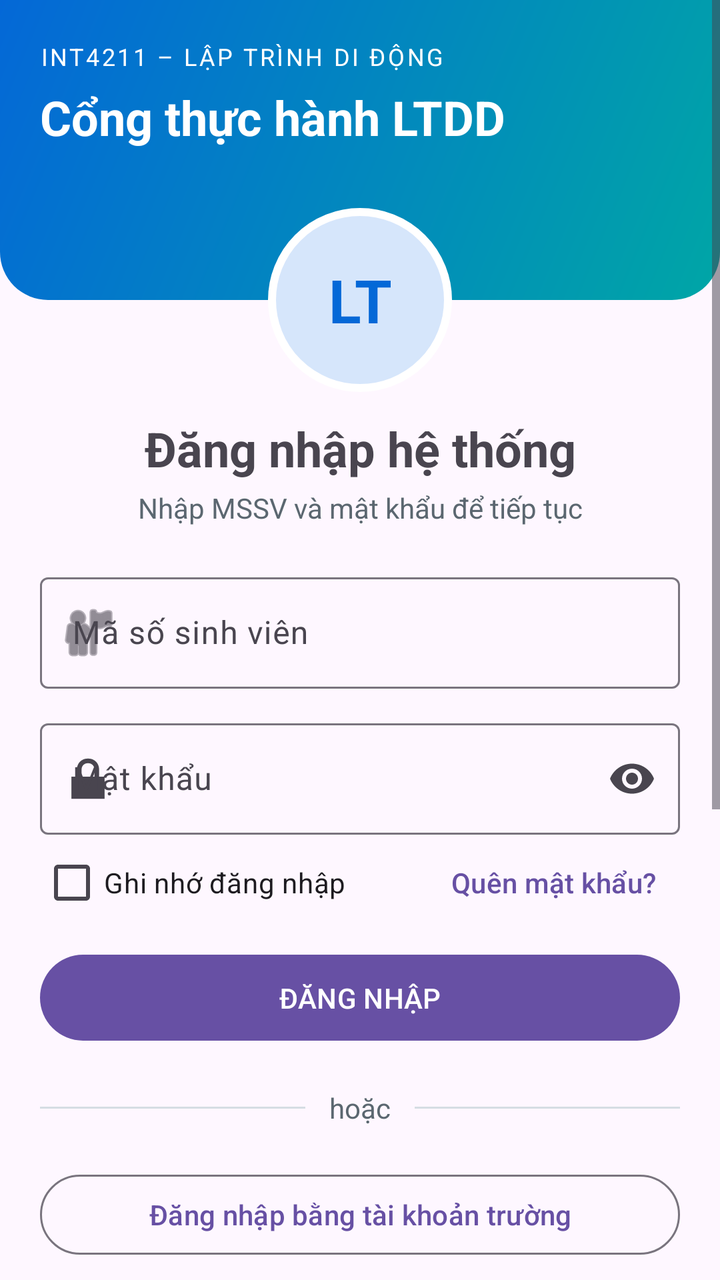
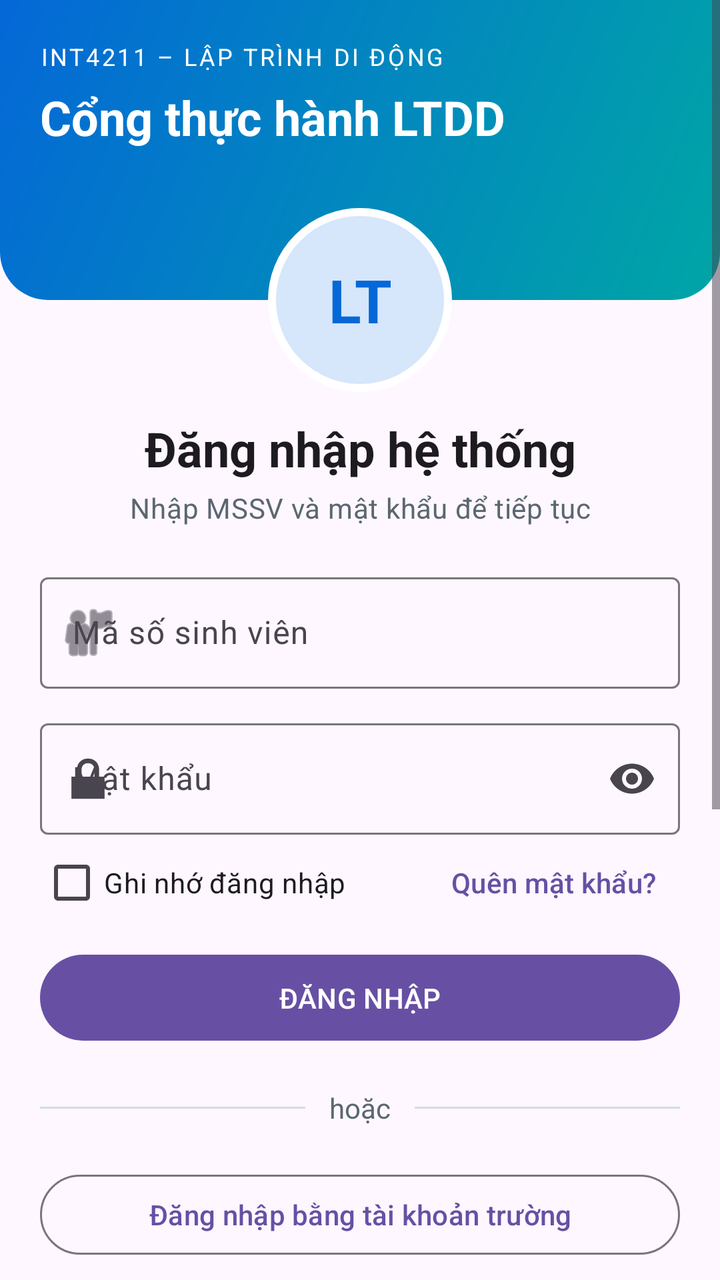

The first picture is an Android layout as it rendered before a commit; the second is the same layout after the commit. The layout source and the unified diff follow.
<!-- AndroidManifest.xml: application theme Theme.A3_241A010102 -->
<!-- res/layout/activity_main.xml -->
<?xml version="1.0" encoding="utf-8"?>
<ScrollView xmlns:android="http://schemas.android.com/apk/res/android"
    xmlns:app="http://schemas.android.com/apk/res-auto"
    android:id="@+id/main"
    android:layout_width="match_parent"
    android:layout_height="match_parent"
    android:fillViewport="true">

    <LinearLayout
        android:layout_width="match_parent"
        android:layout_height="wrap_content"
        android:orientation="vertical">

        
        <FrameLayout
            android:layout_width="match_parent"
            android:layout_height="196dp">

            <LinearLayout
                android:layout_width="match_parent"
                android:layout_height="150dp"
                android:background="@drawable/bg_header"
                android:orientation="vertical"
                android:padding="@dimen/space_lg">

                <TextView
                    android:layout_width="wrap_content"
                    android:layout_height="wrap_content"
                    android:letterSpacing="0.1"
                    android:text="@string/header_kicker"
                    android:textColor="@color/on_primary"
                    android:textSize="12sp" />

                <TextView
                    android:layout_width="wrap_content"
                    android:layout_height="wrap_content"
                    android:layout_marginTop="6dp"
                    android:text="@string/header_title"
                    android:textColor="@color/on_primary"
                    android:textSize="24sp"
                    android:textStyle="bold" />
            </LinearLayout>

            <TextView
                android:id="@+id/tvAvatar"
                android:layout_width="92dp"
                android:layout_height="92dp"
                android:layout_gravity="bottom|center_horizontal"
                android:background="@drawable/bg_avatar"
                android:gravity="center"
                android:text="@string/avatar_text"
                android:textColor="@color/primary"
                android:textSize="30sp"
                android:textStyle="bold" />
        </FrameLayout>

        
        <LinearLayout
            android:layout_width="match_parent"
            android:layout_height="wrap_content"
            android:orientation="vertical"
            android:paddingStart="@dimen/space_lg"
            android:paddingTop="@dimen/space_md"
            android:paddingEnd="@dimen/space_lg"
            android:paddingBottom="@dimen/space_xl">

            <TextView
                android:layout_width="match_parent"
                android:layout_height="wrap_content"
                android:gravity="center"
                android:text="@string/login_title"
                android:textSize="24sp"
                android:textStyle="bold" />

            <TextView
                android:layout_width="match_parent"
                android:layout_height="wrap_content"
                android:layout_marginTop="4dp"
                android:gravity="center"
                android:text="@string/login_subtitle"
                android:textColor="@color/muted"
                android:textSize="14sp" />

            <com.google.android.material.textfield.TextInputLayout
                android:layout_width="match_parent"
                android:layout_height="wrap_content"
                android:layout_marginTop="@dimen/space_lg"
                android:hint="@string/hint_student_id"
                app:startIconDrawable="@android:drawable/ic_menu_myplaces"
                style="@style/Widget.Material3.TextInputLayout.OutlinedBox">

                <com.google.android.material.textfield.TextInputEditText
                    android:id="@+id/edtStudentId"
                    android:layout_width="match_parent"
                    android:layout_height="wrap_content"
                    android:inputType="number" />
            </com.google.android.material.textfield.TextInputLayout>

            <com.google.android.material.textfield.TextInputLayout
                android:layout_width="match_parent"
                android:layout_height="wrap_content"
                android:layout_marginTop="@dimen/space_md"
                android:hint="@string/hint_password"
                app:endIconMode="password_toggle"
                app:startIconDrawable="@android:drawable/ic_lock_lock"
                style="@style/Widget.Material3.TextInputLayout.OutlinedBox">

                <com.google.android.material.textfield.TextInputEditText
                    android:id="@+id/edtPassword"
                    android:layout_width="match_parent"
                    android:layout_height="wrap_content"
                    android:inputType="textPassword" />
            </com.google.android.material.textfield.TextInputLayout>

            
            <LinearLayout
                android:layout_width="match_parent"
                android:layout_height="wrap_content"
                android:gravity="center_vertical"
                android:orientation="horizontal">

                <CheckBox
                    android:id="@+id/cbRemember"
                    android:layout_width="wrap_content"
                    android:layout_height="wrap_content"
                    android:text="@string/remember_me" />

                <Space
                    android:layout_width="0dp"
                    android:layout_height="1dp"
                    android:layout_weight="1" />

                <Button
                    android:id="@+id/btnForgot"
                    style="@style/Widget.Material3.Button.TextButton"
                    android:layout_width="wrap_content"
                    android:layout_height="wrap_content"
                    android:text="@string/forgot_password" />
            </LinearLayout>

            <Button
                android:id="@+id/btnLogin"
                android:layout_width="match_parent"
                android:layout_height="wrap_content"
                android:layout_marginTop="@dimen/space_sm"
                android:paddingTop="12dp"
                android:paddingBottom="12dp"
                android:text="@string/login" />

            
            <LinearLayout
                android:layout_width="match_parent"
                android:layout_height="wrap_content"
                android:layout_marginTop="@dimen/space_lg"
                android:gravity="center_vertical"
                android:orientation="horizontal">

                <View
                    android:layout_width="0dp"
                    android:layout_height="1dp"
                    android:layout_weight="1"
                    android:background="@color/divider" />

                <TextView
                    android:layout_width="wrap_content"
                    android:layout_height="wrap_content"
                    android:paddingStart="12dp"
                    android:paddingEnd="12dp"
                    android:text="@string/or"
                    android:textColor="@color/muted" />

                <View
                    android:layout_width="0dp"
                    android:layout_height="1dp"
                    android:layout_weight="1"
                    android:background="@color/divider" />
            </LinearLayout>

            <Button
                android:id="@+id/btnSchoolLogin"
                style="@style/Widget.Material3.Button.OutlinedButton"
                android:layout_width="match_parent"
                android:layout_height="wrap_content"
                android:layout_marginTop="@dimen/space_lg"
                android:text="@string/login_school" />

            <LinearLayout
                android:layout_width="match_parent"
                android:layout_height="wrap_content"
                android:gravity="center"
                android:orientation="horizontal">

                <TextView
                    android:layout_width="wrap_content"
                    android:layout_height="wrap_content"
                    android:text="@string/no_account" />

                <Button
                    android:id="@+id/btnRegister"
                    style="@style/Widget.Material3.Button.TextButton"
                    android:layout_width="wrap_content"
                    android:layout_height="wrap_content"
                    android:text="@string/register" />
            </LinearLayout>

            
            <include
                android:id="@+id/cardProfile"
                layout="@layout/view_profile_card"
                android:layout_width="match_parent"
                android:layout_height="wrap_content" />

            <Button
                android:id="@+id/btnConstraintDemo"
                style="@style/Widget.Material3.Button.TextButton"
                android:layout_width="match_parent"
                android:layout_height="wrap_content"
                android:layout_marginTop="@dimen/space_md"
                android:text="@string/open_constraint" />
        </LinearLayout>
    </LinearLayout>
</ScrollView>
<!-- res/layout/view_profile_card.xml (included above) -->
<?xml version="1.0" encoding="utf-8"?>
<com.google.android.material.card.MaterialCardView
    xmlns:android="http://schemas.android.com/apk/res/android"
    xmlns:app="http://schemas.android.com/apk/res-auto"
    android:layout_width="match_parent"
    android:layout_height="wrap_content"
    android:layout_marginTop="@dimen/space_lg"
    app:cardCornerRadius="12dp"
    app:cardElevation="2dp">

    <LinearLayout
        android:layout_width="match_parent"
        android:layout_height="wrap_content"
        android:orientation="vertical"
        android:padding="@dimen/space_md">

        <TextView
            android:layout_width="wrap_content"
            android:layout_height="wrap_content"
            android:text="@string/student_name"
            android:textSize="16sp"
            android:textStyle="bold" />

        <TextView
            android:layout_width="wrap_content"
            android:layout_height="wrap_content"
            android:text="@string/student_id_line"
            android:textColor="@color/muted" />

        <View
            android:layout_width="match_parent"
            android:layout_height="1dp"
            android:layout_marginTop="@dimen/space_md"
            android:layout_marginBottom="@dimen/space_md"
            android:background="@color/divider" />

        <TextView
            android:layout_width="wrap_content"
            android:layout_height="wrap_content"
            android:drawablePadding="12dp"
            android:gravity="center_vertical"
            android:text="@string/class_line"
            app:drawableStartCompat="@android:drawable/ic_menu_agenda" />

        <TextView
            android:layout_width="wrap_content"
            android:layout_height="wrap_content"
            android:layout_marginTop="@dimen/space_sm"
            android:drawablePadding="12dp"
            android:gravity="center_vertical"
            android:text="@string/email_line"
            app:drawableStartCompat="@android:drawable/ic_dialog_email" />

        
        <LinearLayout
            android:layout_width="match_parent"
            android:layout_height="wrap_content"
            android:layout_marginTop="@dimen/space_md"
            android:orientation="horizontal">

            <LinearLayout
                android:layout_width="0dp"
                android:layout_height="wrap_content"
                android:layout_weight="1"
                android:background="@drawable/bg_stat"
                android:gravity="center"
                android:orientation="vertical"
                android:padding="@dimen/space_md">

                <TextView
                    android:layout_width="wrap_content"
                    android:layout_height="wrap_content"
                    android:text="@string/stat_labs_value"
                    android:textColor="@color/primary"
                    android:textSize="20sp"
                    android:textStyle="bold" />

                <TextView
                    android:layout_width="wrap_content"
                    android:layout_height="wrap_content"
                    android:text="@string/stat_labs_label"
                    android:textColor="@color/muted"
                    android:textSize="12sp" />
            </LinearLayout>

            <LinearLayout
                android:layout_width="0dp"
                android:layout_height="wrap_content"
                android:layout_marginStart="@dimen/space_md"
                android:layout_weight="1"
                android:background="@drawable/bg_stat"
                android:gravity="center"
                android:orientation="vertical"
                android:padding="@dimen/space_md">

                <TextView
                    android:layout_width="wrap_content"
                    android:layout_height="wrap_content"
                    android:text="@string/stat_score_value"
                    android:textColor="@color/primary"
                    android:textSize="20sp"
                    android:textStyle="bold" />

                <TextView
                    android:layout_width="wrap_content"
                    android:layout_height="wrap_content"
                    android:text="@string/stat_score_label"
                    android:textColor="@color/muted"
                    android:textSize="12sp" />
            </LinearLayout>
        </LinearLayout>
    </LinearLayout>
</com.google.android.material.card.MaterialCardView>
<!-- resources referenced by this layout -->
<resources>
  <color name="divider">#D5DDE3</color>
  <color name="muted">#5B6770</color>
  <color name="on_primary">#FFFFFF</color>
  <color name="primary">#0468D7</color>
  <dimen name="space_lg">20dp</dimen>
  <dimen name="space_md">12dp</dimen>
  <dimen name="space_sm">8dp</dimen>
  <dimen name="space_xl">32dp</dimen>
  <!-- drawable bg_avatar (drawable) -->
  <?xml version="1.0" encoding="utf-8"?>
  <shape xmlns:android="http://schemas.android.com/apk/res/android"
      android:shape="oval">
      <solid android:color="@color/primary_container" />
      <stroke
          android:width="4dp"
          android:color="@color/surface" />
  </shape>
  <!-- drawable bg_header (drawable) -->
  <?xml version="1.0" encoding="utf-8"?>
  <shape xmlns:android="http://schemas.android.com/apk/res/android"
      android:shape="rectangle">
      <gradient
          android:angle="315"
          android:endColor="@color/tertiary"
          android:startColor="@color/primary"
          android:type="linear" />
      <corners
          android:bottomLeftRadius="24dp"
          android:bottomRightRadius="24dp" />
  </shape>
  <!-- drawable bg_stat (drawable) -->
  <?xml version="1.0" encoding="utf-8"?>
  <shape xmlns:android="http://schemas.android.com/apk/res/android"
      android:shape="rectangle">
      <solid android:color="@color/surface_variant" />
      <corners android:radius="12dp" />
  </shape>
  <string name="avatar_text">LT</string>
  <string name="class_line">Lớp: CNTT – LTDD</string>
  <string name="email_line">241A010102@vhu.edu.vn</string>
  <string name="forgot_password">Quên mật khẩu?</string>
  <string name="header_kicker">INT4211 – LẬP TRÌNH DI ĐỘNG</string>
  <string name="header_title">Cổng thực hành LTDD</string>
  <string name="hint_password">Mật khẩu</string>
  <string name="hint_student_id">Mã số sinh viên</string>
  <string name="login">ĐĂNG NHẬP</string>
  <string name="login_school">Đăng nhập bằng tài khoản trường</string>
  <string name="login_subtitle">Nhập MSSV và mật khẩu để tiếp tục</string>
  <string name="login_title">Đăng nhập hệ thống</string>
  <string name="no_account">Chưa có tài khoản?</string>
  <string name="open_constraint">Xem bản dựng bằng ConstraintLayout</string>
  <string name="or">hoặc</string>
  <string name="register">Đăng ký</string>
  <string name="remember_me">Ghi nhớ đăng nhập</string>
  <string name="stat_labs_label">Lab đã nộp</string>
  <string name="stat_labs_value">2</string>
  <string name="stat_score_label">Điểm TB lab</string>
  <string name="stat_score_value">8.5</string>
  <string name="student_id_line">MSSV: 241A010102</string>
  <string name="student_name">Lê Huỳnh Thành Đạt</string>
  <style name="Theme.A3_241A010102" parent="Base.Theme.A3_241A010102" />
  <color name="primary_container">#D6E6FB</color>
  <color name="surface">#FFFFFF</color>
  <color name="tertiary">#00A6A6</color>
  <color name="surface_variant">#EEF2F6</color>
  <style name="Base.Theme.A3_241A010102" parent="Theme.Material3.DayNight.NoActionBar">
          
          
      </style>
</resources>

<!-- the commit's change to res/layout/activity_main.xml (unified diff, before → after) -->
@@ -65,21 +65,17 @@
             android:paddingBottom="@dimen/space_xl">
 
             <TextView
-                android:layout_width="match_parent"
-                android:layout_height="wrap_content"
-                android:gravity="center"
-                android:text="@string/login_title"
-                android:textSize="24sp"
-                android:textStyle="bold" />
+                style="@style/TitleText"
+                android:layout_width="match_parent"
+                android:layout_height="wrap_content"
+                android:text="@string/login_title" />
 
             <TextView
+                style="@style/SubtitleText"
                 android:layout_width="match_parent"
                 android:layout_height="wrap_content"
                 android:layout_marginTop="4dp"
-                android:gravity="center"
-                android:text="@string/login_subtitle"
-                android:textColor="@color/muted"
-                android:textSize="14sp" />
+                android:text="@string/login_subtitle" />
 
             <com.google.android.material.textfield.TextInputLayout
                 android:layout_width="match_parent"
@@ -291,19 +287,16 @@
                 android:padding="@dimen/space_md">
 
                 <TextView
-                    android:layout_width="wrap_content"
-                    android:layout_height="wrap_content"
-                    android:text="@string/stat_labs_value"
-                    android:textColor="@color/primary"
-                    android:textSize="20sp"
-                    android:textStyle="bold" />
-
-                <TextView
-                    android:layout_width="wrap_content"
-                    android:layout_height="wrap_content"
-                    android:text="@string/stat_labs_label"
-                    android:textColor="@color/muted"
-                    android:textSize="12sp" />
+                    style="@style/StatValueText"
+                    android:layout_width="wrap_content"
+                    android:layout_height="wrap_content"
+                    android:text="@string/stat_labs_value" />
+
+                <TextView
+                    style="@style/StatLabelText"
+                    android:layout_width="wrap_content"
+                    android:layout_height="wrap_content"
+                    android:text="@string/stat_labs_label" />
             </LinearLayout>
 
             <LinearLayout
@@ -317,19 +310,16 @@
                 android:padding="@dimen/space_md">
 
                 <TextView
-                    android:layout_width="wrap_content"
-                    android:layout_height="wrap_content"
-                    android:text="@string/stat_score_value"
-                    android:textColor="@color/primary"
-                    android:textSize="20sp"
-                    android:textStyle="bold" />
-
-                <TextView
-                    android:layout_width="wrap_content"
-                    android:layout_height="wrap_content"
-                    android:text="@string/stat_score_label"
-                    android:textColor="@color/muted"
-                    android:textSize="12sp" />
+                    style="@style/StatValueText"
+                    android:layout_width="wrap_content"
+                    android:layout_height="wrap_content"
+                    android:text="@string/stat_score_value" />
+
+                <TextView
+                    style="@style/StatLabelText"
+                    android:layout_width="wrap_content"
+                    android:layout_height="wrap_content"
+                    android:text="@string/stat_score_label" />
             </LinearLayout>
         </LinearLayout>
     </LinearLayout>
<!-- resource entries referenced after the edit -->
@@ -60,6 +60,25 @@
   <string name="stat_score_value">8.5</string>
   <string name="student_id_line">MSSV: 241A010102</string>
   <string name="student_name">Lê Huỳnh Thành Đạt</string>
+  <style name="StatLabelText" parent="TextAppearance.Material3.BodySmall">
+          <item name="android:textSize">12sp</item>
+          <item name="android:textColor">@color/muted</item>
+      </style>
+  <style name="StatValueText" parent="TextAppearance.Material3.HeadlineMedium">
+          <item name="android:textSize">20sp</item>
+          <item name="android:textStyle">bold</item>
+          <item name="android:textColor">@color/primary</item>
+      </style>
+  <style name="SubtitleText" parent="TextAppearance.Material3.BodyMedium">
+          <item name="android:textSize">14sp</item>
+          <item name="android:textColor">@color/muted</item>
+          <item name="android:gravity">center</item>
+      </style>
+  <style name="TitleText" parent="TextAppearance.Material3.TitleLarge">
+          <item name="android:textSize">24sp</item>
+          <item name="android:textStyle">bold</item>
+          <item name="android:gravity">center</item>
+      </style>
   <style name="Theme.A3_241A010102" parent="Base.Theme.A3_241A010102" />
   <color name="primary_container">#D6E6FB</color>
   <color name="surface">#FFFFFF</color>
